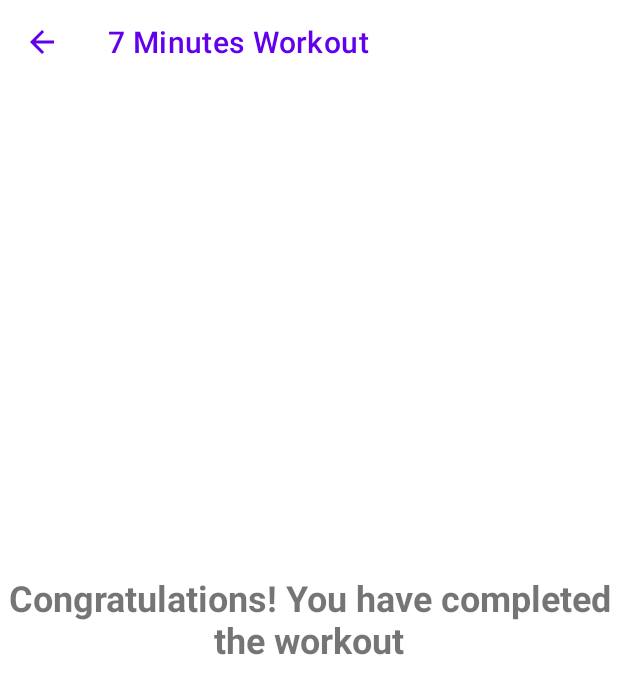
After one commit to DennisHartstock/7MinutesWorkout, an Android app: the FinishActivity screen opened directly, with no data from a screen before it, on a phone screen of 412 x 824 dp. The commit adds this screen. Shown: the top 694 px of the screen. Run offline under Robolectric (Android 15) with nearby library versions, the phone set to English and light mode, and no system bars.

Commit message:
create and implement FinishActivity

```diff
--- a/app/src/main/AndroidManifest.xml
+++ b/app/src/main/AndroidManifest.xml
@@ -11,6 +11,11 @@
         android:supportsRtl="true"
         android:theme="@style/Theme.7MinutesWorkout"
         tools:targetApi="31">
+        <activity
+            android:name=".FinishActivity"
+            android:exported="false"
+            android:screenOrientation="portrait"
+            tools:ignore="LockedOrientationActivity" />
         <activity
             android:name=".ExerciseActivity"
             android:exported="false"
--- /dev/null
+++ b/app/src/main/java/com/commcode/a7minutesworkout/FinishActivity.kt
@@ -0,0 +1,45 @@
+package com.commcode.a7minutesworkout
+
+import android.content.Intent
+import android.os.Bundle
+import android.speech.tts.TextToSpeech
+import androidx.appcompat.app.AppCompatActivity
+import com.commcode.a7minutesworkout.databinding.ActivityFinishBinding
+import java.util.*
+
+class FinishActivity : AppCompatActivity() {
+
+    private lateinit var binding: ActivityFinishBinding
+    private var textToSpeech: TextToSpeech? = null
+
+    override fun onCreate(savedInstanceState: Bundle?) {
+        super.onCreate(savedInstanceState)
+        binding = ActivityFinishBinding.inflate(layoutInflater)
+        val view = binding.root
+        setContentView(view)
+        setSupportActionBar(binding.tbFinish)
+        supportActionBar!!.setDisplayHomeAsUpEnabled(true)
+
+        binding.tbFinish.setNavigationOnClickListener {
+            finish()
+            val intent = Intent(this, MainActivity::class.java)
+            startActivity(intent)
+        }
+
+        textToSpeech = TextToSpeech(this) { status ->
+            run {
+                if (status != TextToSpeech.ERROR) {
+                    textToSpeech?.language = Locale.US
+                }
+            }
+        }
+
+        val congratulations = getString(R.string.congratulations)
+        speakOut(congratulations)
+        binding.tvFinish.text = congratulations
+    }
+
+    private fun speakOut(text: String) {
+        textToSpeech?.speak(text, TextToSpeech.QUEUE_ADD, null, null)
+    }
+}
--- /dev/null
+++ b/app/src/main/res/layout/activity_finish.xml
@@ -0,0 +1,30 @@
+<?xml version="1.0" encoding="utf-8"?>
+<androidx.constraintlayout.widget.ConstraintLayout xmlns:android="http://schemas.android.com/apk/res/android"
+    xmlns:app="http://schemas.android.com/apk/res-auto"
+    xmlns:tools="http://schemas.android.com/tools"
+    android:layout_width="match_parent"
+    android:layout_height="match_parent"
+    tools:context=".FinishActivity">
+
+    <androidx.appcompat.widget.Toolbar
+        android:id="@+id/tbFinish"
+        android:layout_width="match_parent"
+        android:layout_height="?actionBarSize"
+        android:background="@color/white"
+        android:theme="@style/ToolbarTheme"
+        app:layout_constraintTop_toTopOf="parent"
+        app:titleTextColor="@color/purple_500" />
+
+    <TextView
+        android:id="@+id/tvFinish"
+        android:layout_width="wrap_content"
+        android:layout_height="wrap_content"
+        android:gravity="center"
+        android:textSize="24sp"
+        android:textStyle="bold"
+        app:layout_constraintBottom_toBottomOf="parent"
+        app:layout_constraintEnd_toEndOf="parent"
+        app:layout_constraintStart_toStartOf="parent"
+        app:layout_constraintTop_toTopOf="parent"
+        tools:text="Finish" />
+</androidx.constraintlayout.widget.ConstraintLayout>
```
Also changed, not shown: app/src/main/java/com/commcode/a7minutesworkout/ExerciseActivity.kt (+9 -8 lines).
